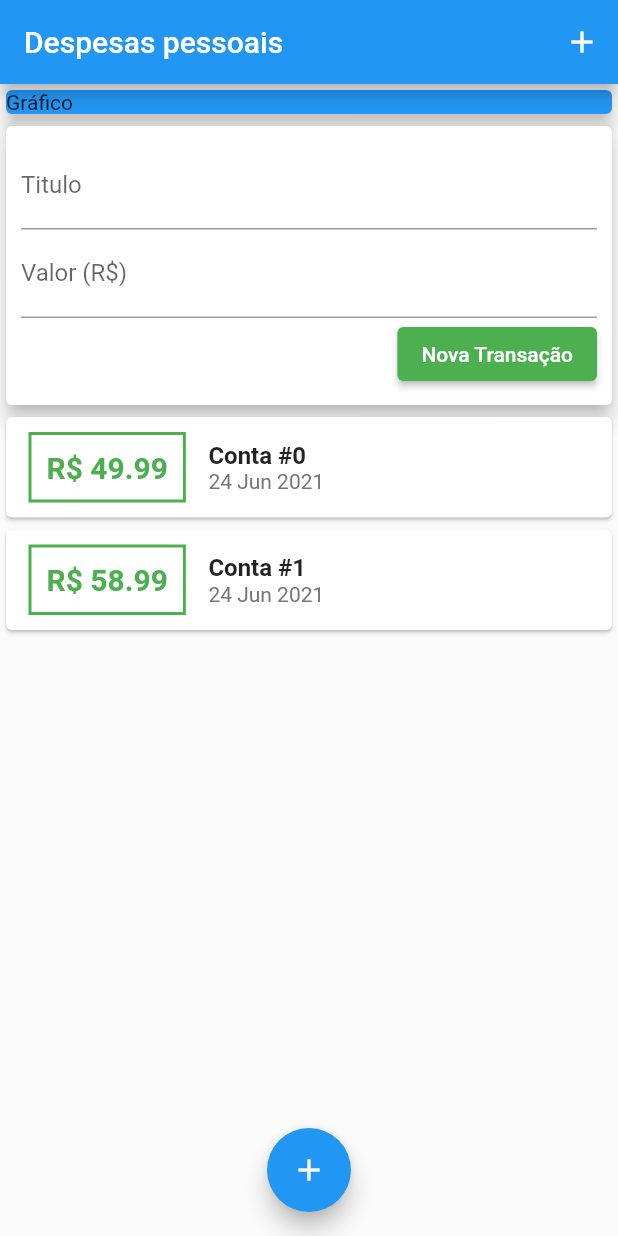
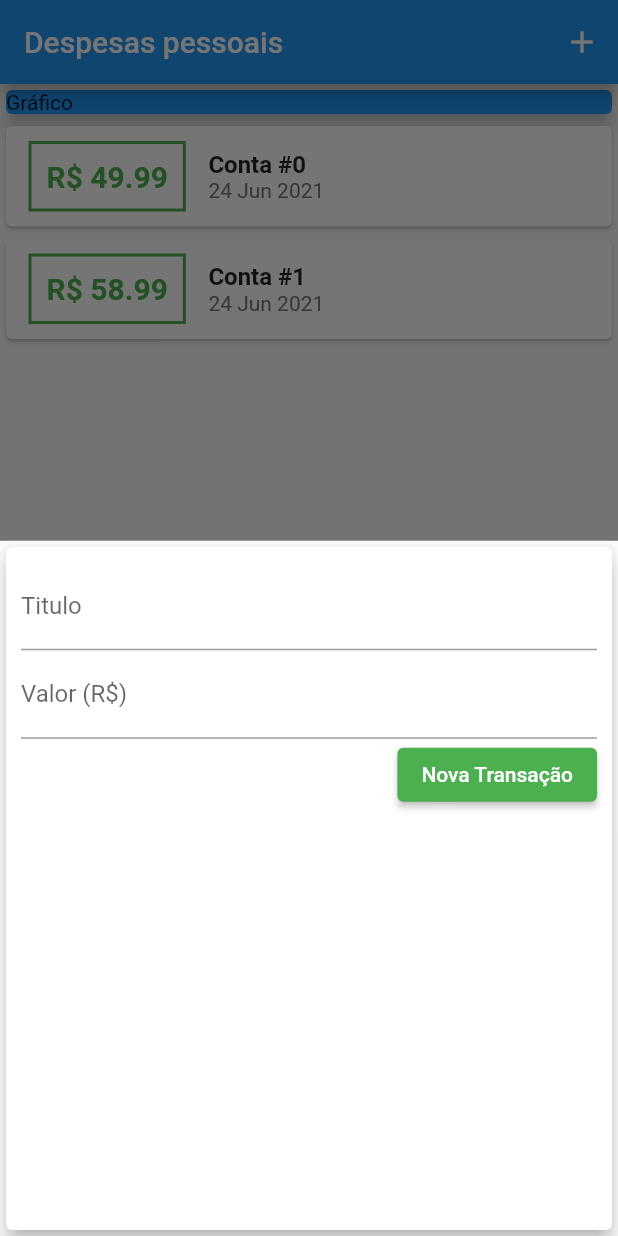
Before and after one commit to Daniel-Fonseca-da-Silva/Project-Expenses-Week, a Flutter app: the screen it shows after launch, after a tap on the "add" icon, on a phone screen of 412 x 824 dp. Run offline on Flutter 3.47's test engine with Material 2 defaults, Android fonts, the phone set to English and light mode, and no system bars.

Commit message:
Created new function to show modal and deleted the file transaction_user

```diff
--- a/lib/components/transaction_form.dart
+++ b/lib/components/transaction_form.dart
@@ -1,13 +1,19 @@
 import 'package:flutter/material.dart';
 
-class TransactionForm extends StatelessWidget {
+class TransactionForm extends StatefulWidget {
 
   // variables
+  final void Function(String, double) onSubmit;
+
+  TransactionForm(this.onSubmit);
+  @override
+  _TransactionFormState createState() => _TransactionFormState();
+}
+
+class _TransactionFormState extends State<TransactionForm> {
   final titleController = TextEditingController();
+
   final valueController = TextEditingController();
-
-  // Functions
-  final void Function(String, double) onSubmit;
 
   _submitForm() {
 
@@ -19,12 +25,9 @@ class TransactionForm extends StatelessWidget {
       return;
     }
 
-    onSubmit(title, value); // Throw to submit function
+    widget.onSubmit(title, value); // Throw to submit function
 
   }
-
-  // Constructor
-  TransactionForm(this.onSubmit); // Throw information to father
 
   @override
   Widget build(BuildContext context) {
--- a/lib/components/transaction_user.dart
+++ /dev/null
@@ -1,44 +0,0 @@
-import 'dart:math';
-
-import 'package:flutter/material.dart';
-import 'transaction_form.dart';
-import 'transaction_list.dart';
-import '../models/transaction.dart';
-
-class TransactionUser extends StatefulWidget {
-  @override
-  _TransactionUserState createState() => _TransactionUserState();
-}
-
-class _TransactionUserState extends State<TransactionUser> {
-
-  final _transactions = {
-
-    Transaction(
-        id: 't1', title: 'Conta #0', value: 49.99, date: DateTime.now()),
-    Transaction(
-        id: 't2', title: 'Conta #1', value: 58.99, date: DateTime.now()),
-  };
-
-  // Method
-  _addTransaction(String title, double value) {
-    final newTransaction = Transaction(
-        id: Random().nextDouble().toString(),
-        title: title,
-        value: value,
-        date: DateTime.now());
-
-    // Called when value is changed
-    setState(() {
-      _transactions.add(newTransaction);
-    });
-  }
-
-  @override
-  Widget build(BuildContext context) {
-    return Column(children: [
-      TransactionForm(_addTransaction), // Add to method to child by constructor
-      TransactionList(_transactions.toList())
-    ]);
-  }
-}
--- a/lib/main.dart
+++ b/lib/main.dart
@@ -1,5 +1,9 @@
+import 'package:expenses/components/transaction_form.dart';
 import 'package:flutter/material.dart';
-import './components/transaction_user.dart';
+import 'dart:math';
+import 'components/transaction_form.dart';
+import 'components/transaction_list.dart';
+import 'models/transaction.dart';
 
 main() => runApp(new ExpensesApp());
 
@@ -10,15 +14,52 @@ class ExpensesApp extends StatelessWidget {
   }
 }
 
-class MyHomePage extends StatelessWidget {
+class MyHomePage extends StatefulWidget {
+  // Function
+  @override
+  _MyHomePageState createState() => _MyHomePageState();
+}
+
+class _MyHomePageState extends State<MyHomePage> {
+
+  final _transactions = {
+    Transaction(
+        id: 't1', title: 'Conta #0', value: 49.99, date: DateTime.now()),
+    Transaction(
+        id: 't2', title: 'Conta #1', value: 58.99, date: DateTime.now()),
+  };
+
+  // Method
+  _addTransaction(String title, double value) {
+    final newTransaction = Transaction(
+        id: Random().nextDouble().toString(),
+        title: title,
+        value: value,
+        date: DateTime.now());
+
+    // Called when value is changed
+    setState(() {
+      _transactions.add(newTransaction);
+    });
+  }
+
+  _openTransactionFormModal(BuildContext context) {
+    showModalBottomSheet(
+        context: context,
+        builder: (_) {
+          return TransactionForm(_addTransaction);
+        });
+  }
+
   @override
   Widget build(BuildContext context) {
     return Scaffold(
-      appBar: AppBar(title: Text('Despesas pessoais'),
+      appBar: AppBar(
+        title: Text('Despesas pessoais'),
         actions: [
           IconButton(
             icon: Icon(Icons.add),
-            onPressed: () {},
+            onPressed: () => _openTransactionFormModal(context),
           )
         ],
       ),
@@ -32,14 +73,13 @@ class MyHomePage extends StatelessWidget {
               child: Text('Gráfico'),
               elevation: 5,
             )),
-            TransactionUser(),
+            TransactionList(_transactions.toList()
+            )
           ],
         ),
       ),
-      floatingActionButton: FloatingActionButton(
-        child: Icon(Icons.add),
-        onPressed: () {}
-      ),
+      floatingActionButton:
+          FloatingActionButton(child: Icon(Icons.add), onPressed: () => _openTransactionFormModal(context)),
       floatingActionButtonLocation: FloatingActionButtonLocation.centerFloat,
     );
   }
```
